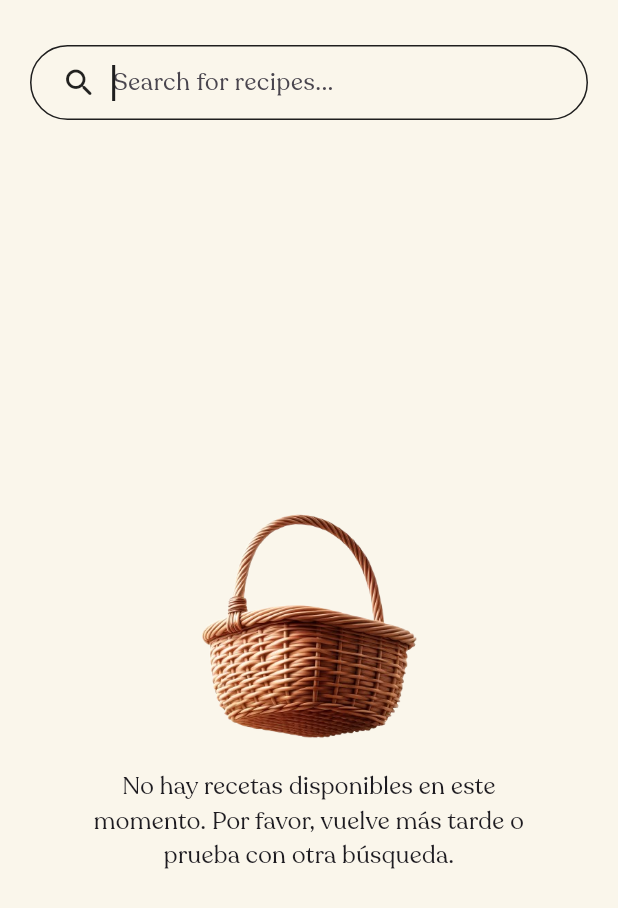
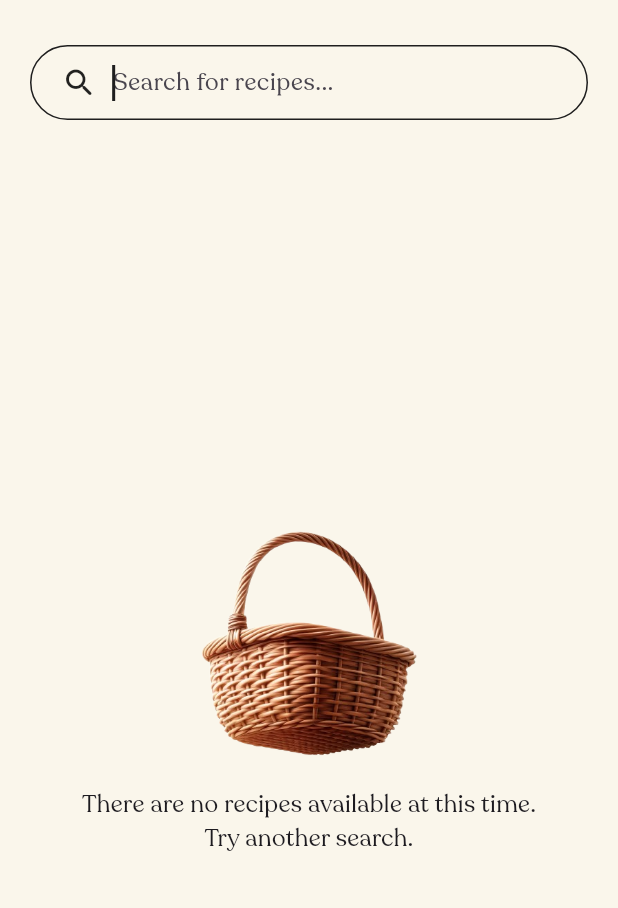
Before and after one commit to AbelTarazona/Recipes-Flutter, a Flutter app: the screen it shows after launch, after a tap on "Search for recipes...", on a phone screen of 412 x 824 dp. Shown: the top 908 px of the screen. Run offline on Flutter 3.47's test engine with Material 3 defaults, Android fonts, the light colour scheme and no system bars; our stand-ins replace bloc, connectivity_plus, dartz, equatable, flutter_bloc, get_it; missing offline and left inert: chucker_flutter; project files that could hold a hidden picture were left out.

Commit message:
feat(home,search): refactor empty state

```diff
--- a/lib/presentation/home/widgets/recipe_empty.dart
+++ b/lib/core/widgets/empty_state.dart
@@ -1,7 +1,9 @@
 import 'package:flutter/material.dart';
 
-class RecipeEmpty extends StatelessWidget {
-  const RecipeEmpty({super.key});
+class EmptyState extends StatelessWidget {
+  const EmptyState({super.key, required this.message});
+
+  final String message;
 
   @override
   Widget build(BuildContext context) {
@@ -14,9 +16,9 @@ class RecipeEmpty extends StatelessWidget {
           children: [
             Image.asset('assets/images/empty.png', height: 150),
             const SizedBox(height: 20),
-            const Text(
-              'No hay recetas disponibles en este momento. Por favor, vuelve más tarde o prueba con otra búsqueda.',
-              style: TextStyle(fontSize: 16),
+            Text(
+              message,
+              style: const TextStyle(fontSize: 16),
               textAlign: TextAlign.center,
             ),
           ],
--- a/lib/presentation/home/widgets/recipe_list.dart
+++ b/lib/presentation/home/widgets/recipe_list.dart
@@ -3,12 +3,12 @@ import 'package:flutter_bloc/flutter_bloc.dart';
 import 'package:recipes_aplazo/core/bloc/base/base_screen_bloc.dart';
 import 'package:recipes_aplazo/core/config/app_colors.dart';
 import 'package:recipes_aplazo/core/widgets/animated_grid_widget.dart';
+import 'package:recipes_aplazo/core/widgets/empty_state.dart';
 import 'package:recipes_aplazo/core/widgets/infinite_scroll_mixin.dart';
 import 'package:recipes_aplazo/domain/entities/pagination.dart';
 import 'package:recipes_aplazo/domain/entities/recipe.dart';
 import 'package:recipes_aplazo/presentation/home/bloc/recipe_bloc.dart';
 import 'package:recipes_aplazo/presentation/home/widgets/recipe_card.dart';
-import 'package:recipes_aplazo/presentation/home/widgets/recipe_empty.dart';
 
 class RecipeList extends StatefulWidget {
   const RecipeList({super.key});
@@ -37,12 +37,15 @@ class _RecipeListState extends State<RecipeList>
             isError: state.status.isError,
             controller: _scrollController,
             physics: const BouncingScrollPhysics(),
-            loadingWidget: const CircularProgressIndicator(color: AppColors.codGray,),
+            loadingWidget: const CircularProgressIndicator(
+              color: AppColors.codGray,
+            ),
             scrollDirection: Axis.vertical,
             isPaginated: isPagination,
             shrinkWrap: true,
-            errorWidget: const SizedBox(),
-            emptyWidget: const RecipeEmpty(),
+            emptyWidget: const EmptyState(
+                message:
+                    'There are no recipes available at this time. Please come back later.'),
             itemBuilder: (item) {
               return RecipeCard(recipe: item);
             },
--- a/lib/presentation/search/widgets/search_list.dart
+++ b/lib/presentation/search/widgets/search_list.dart
@@ -3,11 +3,11 @@ import 'package:flutter_bloc/flutter_bloc.dart';
 import 'package:recipes_aplazo/core/bloc/base/base_screen_bloc.dart';
 import 'package:recipes_aplazo/core/config/app_colors.dart';
 import 'package:recipes_aplazo/core/widgets/animated_grid_widget.dart';
+import 'package:recipes_aplazo/core/widgets/empty_state.dart';
 import 'package:recipes_aplazo/core/widgets/infinite_scroll_mixin.dart';
 import 'package:recipes_aplazo/domain/entities/pagination.dart';
 import 'package:recipes_aplazo/domain/entities/recipe.dart';
 import 'package:recipes_aplazo/presentation/home/widgets/recipe_card.dart';
-import 'package:recipes_aplazo/presentation/home/widgets/recipe_empty.dart';
 import 'package:recipes_aplazo/presentation/search/bloc/search_recipe_bloc.dart';
 
 class SearchList extends StatefulWidget {
@@ -43,8 +43,7 @@ class _SearchListState extends State<SearchList>
             scrollDirection: Axis.vertical,
             isPaginated: isPagination,
             shrinkWrap: true,
-            errorWidget: const SizedBox(),
-            emptyWidget: const RecipeEmpty(),
+            emptyWidget: const EmptyState(message: 'There are no recipes available at this time. Try another search.'),
             itemBuilder: (item) {
               return RecipeCard(recipe: item);
             },
```
